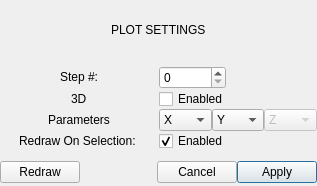
First picture: the form in py_particle_processor_qt/gui/plot_settings.ui, repository DanielWinklehner/py_particle_processor, before the edit.
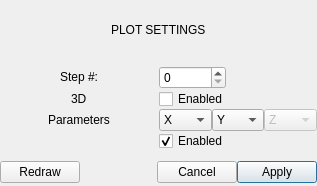
Second picture: the form after the edit.

The edit to the form file:
```diff
--- a/py_particle_processor_qt/gui/plot_settings.ui
+++ b/py_particle_processor_qt/gui/plot_settings.ui
@@ -235,13 +235,6 @@
          </item>
         </layout>
        </item>
-       <item row="3" column="0" alignment="Qt::AlignHCenter|Qt::AlignVCenter">
-        <widget class="QLabel" name="redraw_label">
-         <property name="text">
-          <string>Redraw On Selection: </string>
-         </property>
-        </widget>
-       </item>
        <item row="3" column="1" alignment="Qt::AlignLeft">
         <widget class="QCheckBox" name="redraw_enabled">
          <property name="text">
@@ -252,6 +245,13 @@
          </property>
         </widget>
        </item>
+       <item row="3" column="0" alignment="Qt::AlignHCenter|Qt::AlignVCenter">
+        <widget class="QLabel" name="en_label">
+         <property name="text">
+          <string/>
+         </property>
+        </widget>
+       </item>
       </layout>
      </item>
      <item>
```
Left out of the diff: 2 changed lines with no effect on the pictures.
